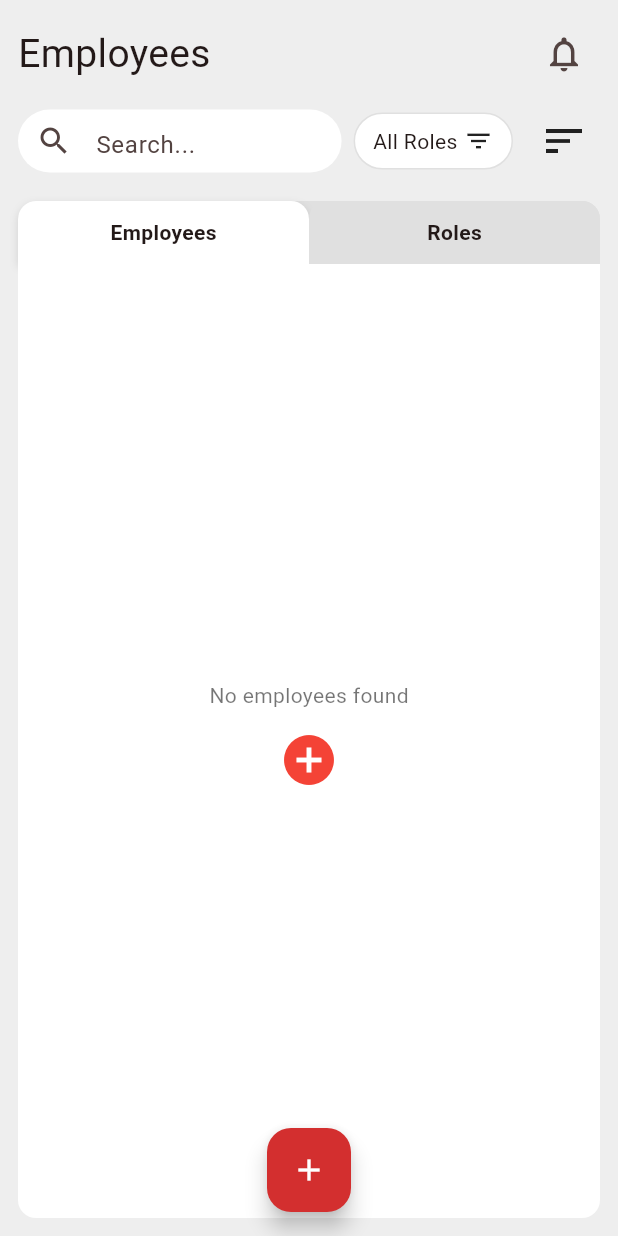
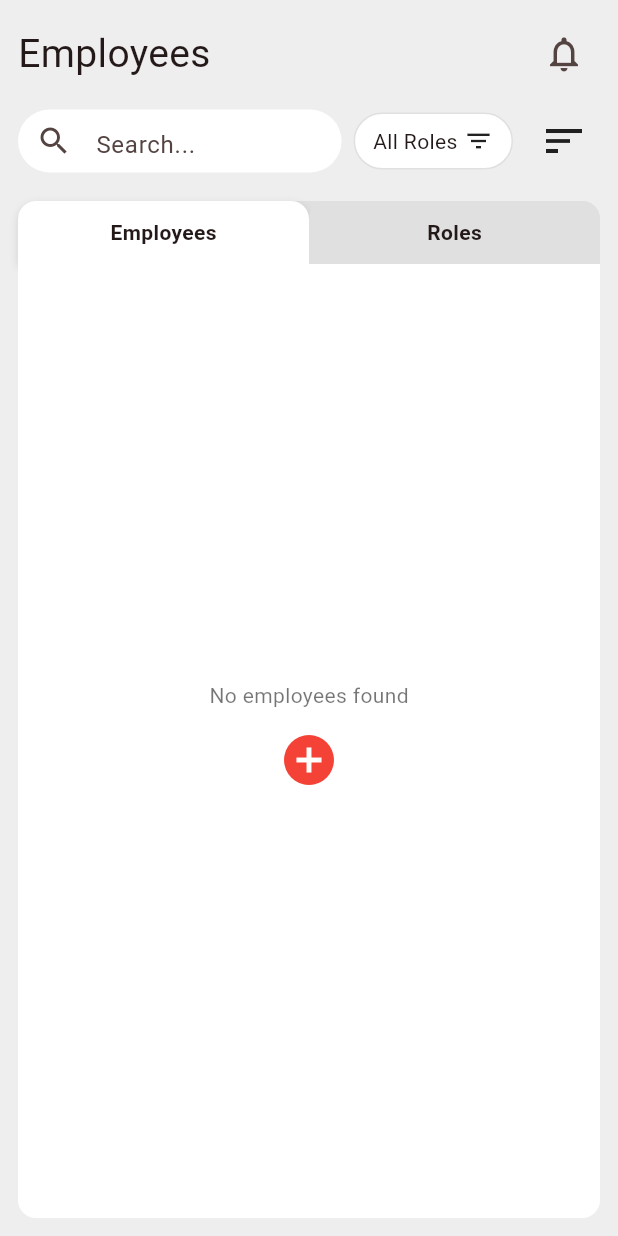
Before and after one commit to elmntr/SE_101, a Flutter app: the EmployeePage screen opened directly, on a phone screen of 412 x 824 dp. Run offline on Flutter 3.47's test engine with Material 3 defaults, Android fonts, the phone set to English and light mode, and no system bars; our stand-ins replace drift, shared_preferences; missing offline and left inert: window_size; accounts and stored records are empty; generated files the repository leaves out were written again; Roboto replaces fonts that are missing (Montserrat).

Commit message:
Employee role filter fix

```diff
--- a/lib/screen/franchisee/franchisee_employee.dart
+++ b/lib/screen/franchisee/franchisee_employee.dart
@@ -722,8 +722,20 @@ Widget build(BuildContext context) {
                     child: _isLoading
                       ? const Center(child: CircularProgressIndicator())
                       : selectedTab == 0
-                          ? (_users.isEmpty
-                              ? emptyTables(message: "No employees found", onAddPressed: _createEmployee, buttonType: EmptyButtonType.icon, buttonText: null)
+                          ? (_filteredUsers.isEmpty
+                              ? _selectedRoleFilter == null
+                                  ? emptyTables(
+                                      message: "No employees found",
+                                      onAddPressed: _createEmployee,
+                                      buttonType: EmptyButtonType.icon,
+                                      buttonText: null,
+                                    )
+                                  : emptyTables(
+                                      message: "No employees with role \"${_roles.firstWhere((r) => r.id == _selectedRoleFilter).name}\"",
+                                      onAddPressed: _createEmployee,
+                                      buttonType: EmptyButtonType.icon,
+                                      buttonText: null,
+                                    )
                               : buildUniversalTable(
                                   headers: ["Name", "Email", "Phone", "Role", ""],
                                   rows: _filteredUsers.map((user) {
@@ -737,7 +749,6 @@ Widget build(BuildContext context) {
                                             : DropdownButton<int>(
                                                 isDense: true,
                                                 isExpanded: true,
-                                            // use roleId as value
                                                 value: user.roleId,
                                                 items: _roles
                                                     .map((role) => DropdownMenuItem<int>(
@@ -753,15 +764,15 @@ Widget build(BuildContext context) {
                                                   await _assignRole(user, newRoleId);
                                                 },
                                               ),
-
-
                                       ),
                                       IconButton(
                                         icon: const Icon(Icons.delete, color: Colors.red),
                                         onPressed: () => _deleteEmployee(user),
-                                        )];
+                                      )
+                                    ];
                                   }).toList(),
                                 ))
+
                               : (_roles.isEmpty
                                 ? emptyTables(message: "No roles found", onAddPressed: _createRoleDialog, buttonType: EmptyButtonType.icon, buttonText: null)
                                 : buildUniversalTable(
@@ -809,13 +820,19 @@ Widget build(BuildContext context) {
       ),
 
       // FAB – only show when data is loaded
-      floatingActionButton: _isLoading
-          ? null
-          : FloatingActionButton(
+      floatingActionButton: (!_isLoading && (
+      (selectedTab == 0 && _filteredUsers.isNotEmpty) ||
+      (selectedTab == 1 && _roles.isNotEmpty)
+    ))
+    ? Container(
+        margin: const EdgeInsets.only(bottom: 20),
+        child: FloatingActionButton(
           backgroundColor: Colors.red[700],
           onPressed: selectedTab == 0 ? _createEmployee : _createRoleDialog,
           child: const Icon(Icons.add, color: Colors.white),
         ),
+      )
+    : null,
 floatingActionButtonLocation: FloatingActionButtonLocation.centerFloat,
     );
   }
@@ -967,8 +984,20 @@ Widget build(BuildContext context) {
                       child: _isLoading
                       ? const Center(child: CircularProgressIndicator())
                       : selectedTab == 0
-                          ? (_users.isEmpty
-                              ? emptyTables(message: "No employees found", onAddPressed: _createEmployee, buttonType: EmptyButtonType.icon, buttonText: null)
+                          ? (_filteredUsers.isEmpty
+                              ? _selectedRoleFilter == null
+                                  ? emptyTables(
+                                      message: "No employees found",
+                                      onAddPressed: _createEmployee,
+                                      buttonType: EmptyButtonType.icon,
+                                      buttonText: null,
+                                    )
+                                  : emptyTables(
+                                      message: "No employees with role \"${_roles.firstWhere((r) => r.id == _selectedRoleFilter).name}\"",
+                                      onAddPressed: _createEmployee,
+                                      buttonType: EmptyButtonType.icon,
+                                      buttonText: null,
+                                    )
                               : buildUniversalTable(
                                   headers: ["Name", "Email", "Phone", "Role", ""],
                                   rows: _filteredUsers.map((user) {
@@ -982,11 +1011,10 @@ Widget build(BuildContext context) {
                                             : DropdownButton<int>(
                                                 isDense: true,
                                                 isExpanded: true,
-                                            // use roleId as value
                                                 value: user.roleId,
                                                 items: _roles
                                                     .map((role) => DropdownMenuItem<int>(
-                                                      value: role.id, // role.id is int
+                                                          value: role.id,
                                                           child: Text(
                                                             role.name,
                                                             overflow: TextOverflow.ellipsis,
@@ -998,15 +1026,15 @@ Widget build(BuildContext context) {
                                                   await _assignRole(user, newRoleId);
                                                 },
                                               ),
-
-
                                       ),
                                       IconButton(
                                         icon: const Icon(Icons.delete, color: Colors.red),
                                         onPressed: () => _deleteEmployee(user),
-                                        )];
+                                      )
+                                    ];
                                   }).toList(),
                                 ))
+
                               : (_roles.isEmpty
                                 ? emptyTables(message: "No roles found", onAddPressed: _createRoleDialog, buttonType: EmptyButtonType.icon, buttonText: null)
                                 : buildUniversalTable(
@@ -1054,7 +1082,10 @@ Widget build(BuildContext context) {
         ),
       ),
 
-      floatingActionButton:  (selectedTab == 0 && !_isLoading && !_users.isEmpty) || (selectedTab == 1 && !_isLoading && !_roles.isEmpty)
+      floatingActionButton:  (!_isLoading && (
+      (selectedTab == 0 && _filteredUsers.isNotEmpty) ||
+      (selectedTab == 1 && _roles.isNotEmpty)
+    ))
       ? Container(
           margin: const EdgeInsets.only(bottom: 20), // ✅ overlap without pushing content
           child: FloatingActionButton(
```
Lines whose indentation alone changed are shown as unchanged.
